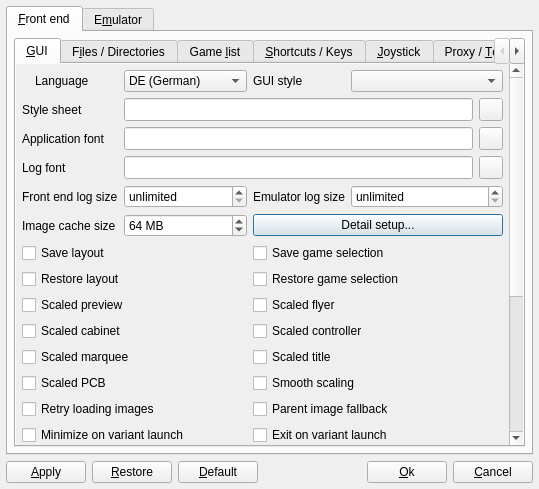
This is options.ui in qmc2/qmc2-mame-fe as Qt 5 draws it before an edit. The edited form follows.
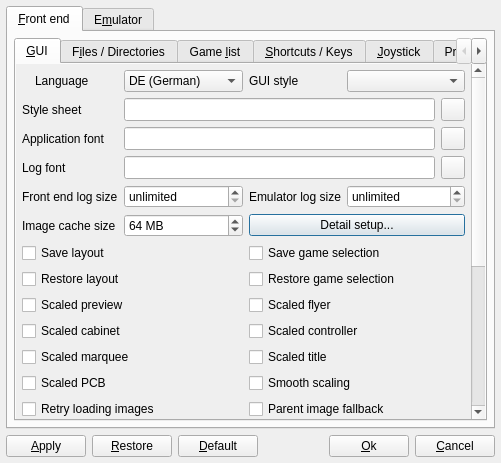
This is the edited form. The open tabs and pages were chosen to show the change. Icons and pictures are not drawn.

What changed in the file:
```diff
--- a/options.ui
+++ b/options.ui
@@ -7,8 +7,8 @@
    <rect>
     <x>0</x>
     <y>0</y>
-    <width>539</width>
-    <height>489</height>
+    <width>501</width>
+    <height>463</height>
    </rect>
   </property>
   <property name="windowTitle">
@@ -57,8 +57,8 @@
                <rect>
                 <x>0</x>
                 <y>0</y>
-                <width>479</width>
-                <height>584</height>
+                <width>452</width>
+                <height>597</height>
                </rect>
               </property>
               <layout class="QGridLayout" name="gridLayout_21">
@@ -497,7 +497,7 @@
                  <item row="2" column="6">
                   <widget class="QToolButton" name="toolButtonBrowseFont">
                    <property name="sizePolicy">
-                    <sizepolicy hsizetype="Fixed" vsizetype="Minimum">
+                    <sizepolicy hsizetype="Maximum" vsizetype="Minimum">
                      <horstretch>0</horstretch>
                      <verstretch>0</verstretch>
                     </sizepolicy>
@@ -634,7 +634,7 @@
                  <item row="1" column="6">
                   <widget class="QToolButton" name="toolButtonBrowseStyleSheet">
                    <property name="sizePolicy">
-                    <sizepolicy hsizetype="Fixed" vsizetype="Minimum">
+                    <sizepolicy hsizetype="Minimum" vsizetype="Minimum">
                      <horstretch>0</horstretch>
                      <verstretch>0</verstretch>
                     </sizepolicy>
@@ -806,7 +806,7 @@
                  <item row="3" column="6">
                   <widget class="QToolButton" name="toolButtonBrowseLogFont">
                    <property name="sizePolicy">
-                    <sizepolicy hsizetype="Fixed" vsizetype="Minimum">
+                    <sizepolicy hsizetype="Maximum" vsizetype="Minimum">
                      <horstretch>0</horstretch>
                      <verstretch>0</verstretch>
                     </sizepolicy>
```
Left out of the diff: 28 changed lines with no effect on the pictures.
